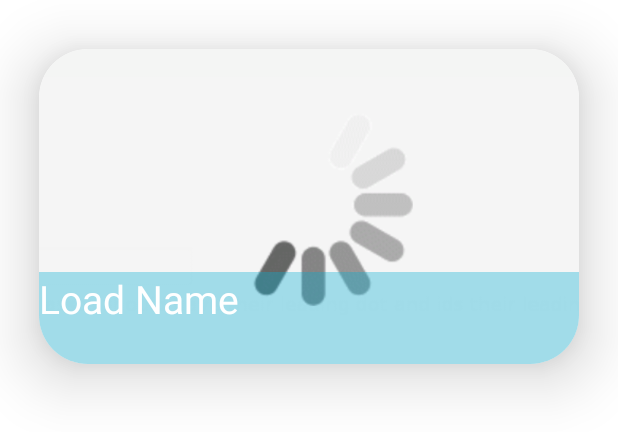
After one commit to MohammedAgamy/KemetApp, an Android app: the layout item_hotel.xml on its own in the app's theme, with its tools: preview values and no code run, on a phone screen of 412 x 824 dp. The commit adds this screen. Shown: the top 432 px of the screen. Run offline under Robolectric (Android 15) with nearby library versions, the light colour scheme and no system bars.

Commit message:
HotelAdapter(view)

```diff
--- a/app/src/main/java/com/kemet/kemetapp/Adapter/HomeAdapter.java
+++ b/app/src/main/java/com/kemet/kemetapp/Adapter/HomeAdapter.java
@@ -46,9 +46,9 @@ public class HomeAdapter extends RecyclerView.Adapter<HomeAdapter.item> {
 
     @Override
     public item onCreateViewHolder(ViewGroup parent, int viewType) {
-        View rowItem = LayoutInflater.from(parent.getContext()).inflate(R.layout.item_home, parent, false);
-        item item_view = new item(rowItem);
-        return item_view;
+    View rowItem = LayoutInflater.from(parent.getContext()).inflate(R.layout.item_home, parent, false);
+    item item_view = new item(rowItem);
+    return item_view;
     }
 
     @Override
--- /dev/null
+++ b/app/src/main/res/layout/item_hotel.xml
@@ -0,0 +1,59 @@
+<?xml version="1.0" encoding="utf-8"?>
+<androidx.cardview.widget.CardView
+
+    xmlns:android="http://schemas.android.com/apk/res/android"
+    xmlns:app="http://schemas.android.com/apk/res-auto"
+    android:layout_width="match_parent"
+    android:layout_height="wrap_content"
+    android:layout_marginHorizontal="@dimen/_20sdp"
+    android:layout_marginTop="@dimen/_25sdp"
+    app:cardCornerRadius="@dimen/_25sdp"
+    app:cardElevation="@dimen/_20sdp"
+    app:layout_constraintLeft_toLeftOf="parent"
+    app:layout_constraintRight_toRightOf="parent"
+    app:layout_constraintTop_toTopOf="parent">
+
+    <RelativeLayout
+        android:layout_width="wrap_content"
+        android:layout_height="wrap_content"
+        android:orientation="vertical">
+
+
+        <ImageView
+            android:id="@+id/image_item_h"
+            android:layout_width="match_parent"
+            android:layout_height="210sp"
+            android:scaleType="fitXY"
+            android:src="@drawable/loadiamge" />
+
+
+        <LinearLayout
+            android:layout_width="match_parent"
+            android:layout_height="wrap_content"
+            android:layout_alignBottom="@id/image_item_h"
+            android:background="#5905ADD1"
+            android:gravity="left"
+            android:orientation="vertical">
+
+            <TextView
+                android:id="@+id/text_item_h"
+                android:layout_width="wrap_content"
+                android:layout_height="wrap_content"
+                android:gravity="left"
+                android:text="Load Name"
+                android:textColor="@color/white"
+                android:textSize="@dimen/_20sdp" />
+
+
+            <ImageView
+                android:id="@+id/ret_item_h"
+                android:layout_width="wrap_content"
+                android:layout_height="@dimen/_20sdp"
+                android:layout_gravity="left"
+                />
+        </LinearLayout>
+
+    </RelativeLayout>
+
+
+</androidx.cardview.widget.CardView>
```
Also changed, not shown: app/src/main/java/com/kemet/kemetapp/Adapter/HotelAdapter.java (added, +69 -0 lines), app/src/main/java/com/kemet/kemetapp/pojo/HotelModel.java (added, +37 -0 lines), app/src/main/java/com/kemet/kemetapp/ui/fragment/HotielFragment.java (+7 -5 lines), app/src/main/res/drawable/rating.png (added).
